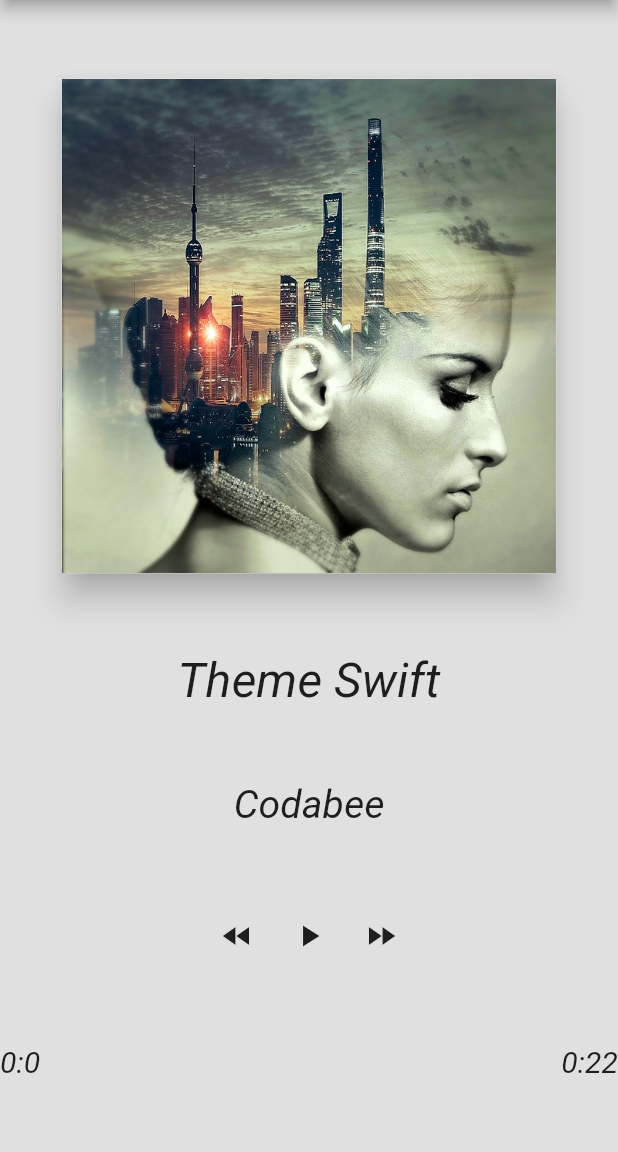
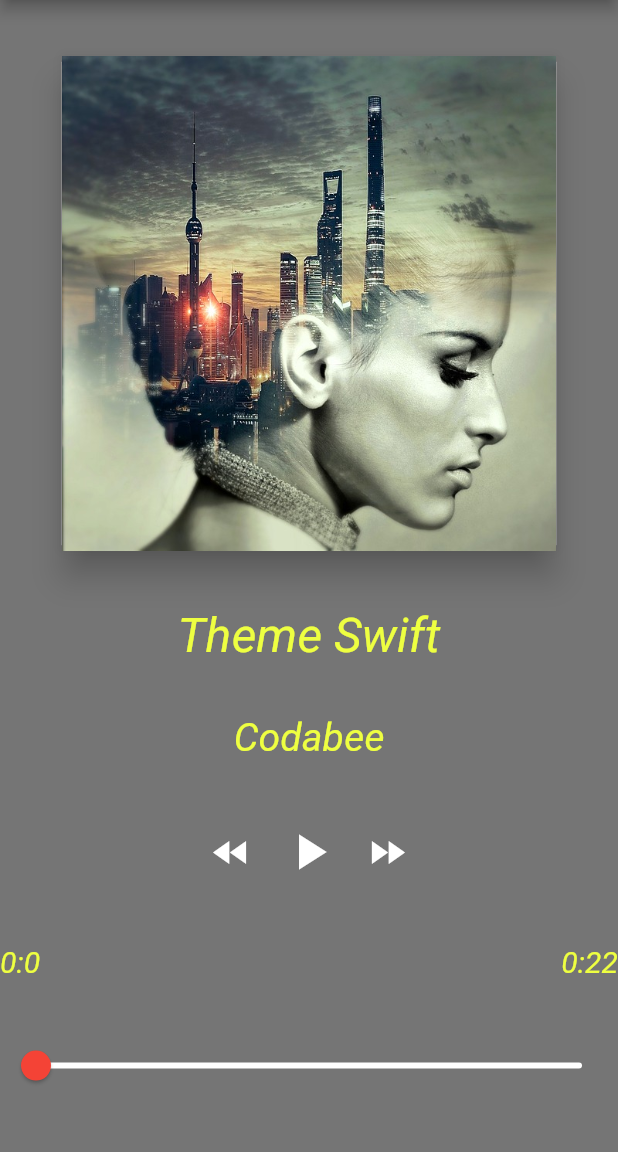
Before and after one commit to Devsaci/-exercice-coda_musique, a Flutter app: the screen it shows after launch, on a phone screen of 412 x 824 dp, the part 84-1236 px from its top. Run offline on Flutter 3.47's test engine with Material 2 defaults, Android fonts, the phone set to English and light mode, and no system bars; missing offline and left inert: dart:ffi.

Commit message:
DesignAudioplayer

```diff
--- a/lib/main.dart
+++ b/lib/main.dart
@@ -1,3 +1,5 @@
+import 'dart:ffi';
+
 import 'package:flutter/material.dart';
 import 'musique.dart';
 
@@ -14,13 +16,12 @@ class MyApp extends StatelessWidget {
       theme: ThemeData(
         primarySwatch: Colors.blue,
       ),
-      home: MyHomePage(title:  'Coda Music'),
+      home: MyHomePage(title: 'Coda Music'),
     );
   }
 }
 
 class MyHomePage extends StatefulWidget {
-
   MyHomePage({Key? key, required this.title}) : super(key: key);
 
   final String title;
@@ -30,17 +31,18 @@ class MyHomePage extends StatefulWidget {
 }
 
 class _MyHomePageState extends State<MyHomePage> {
-
   List<Musique> maListeDeMusiques = [
-    new Musique('Theme Swift', 'Codabee', 'assets/un.jpg', 'https://codabee.com/wp-content/uploads/2018/06/un.mp3'),
-    new Musique('Theme Flutter', 'Codabee', 'assets/deux.jpg', 'https://codabee.com/wp-content/uploads/2018/06/deux.mp3'),
+    new Musique('Theme Swift', 'Codabee', 'assets/un.jpg',
+        'https://codabee.com/wp-content/uploads/2018/06/un.mp3'),
+    new Musique('Theme Flutter', 'Codabee', 'assets/deux.jpg',
+        'https://codabee.com/wp-content/uploads/2018/06/deux.mp3'),
   ];
   late Musique maMusiqueActuelle;
+  double position = 0.0;
   @override
   void initState() {
     super.initState();
     maMusiqueActuelle = maListeDeMusiques[0];
-
   }
 
   @override
@@ -51,7 +53,7 @@ class _MyHomePageState extends State<MyHomePage> {
         backgroundColor: Colors.grey[850],
         title: Text(widget.title),
       ),
-      backgroundColor: Colors.grey[300],
+      backgroundColor: Colors.grey[600],
       body: Center(
         child: Column(
           mainAxisAlignment: MainAxisAlignment.spaceEvenly,
@@ -80,6 +82,17 @@ class _MyHomePageState extends State<MyHomePage> {
                 texteAvecStyle('0:22', 1.0),
               ],
             ),
+            new Slider(
+                value: position,
+                min: 0.0,
+                max: 30.0,
+                inactiveColor: Colors.white,
+                activeColor: Colors.red,
+                onChanged: (double d) {
+                  setState(() {
+                    position = d;
+                  });
+                })
           ],
         ),
       ),
@@ -89,9 +102,11 @@ class _MyHomePageState extends State<MyHomePage> {
 
   IconButton bouton(IconData icone, double taille, ActionMusic action) {
     return new IconButton(
+        iconSize: taille,
+        color: Colors.white,
         icon: new Icon(icone),
-     onPressed:  () {
-       switch (action){
+        onPressed: () {
+          switch (action) {
             case ActionMusic.play:
               print(('play'));
               break;
@@ -105,12 +120,8 @@ class _MyHomePageState extends State<MyHomePage> {
               print(('rewind();'));
               break;
           }
-
+        });
   }
-   );
-  }
-
-
 
   Text texteAvecStyle(String data, double scale) {
     return new Text(
@@ -118,17 +129,11 @@ class _MyHomePageState extends State<MyHomePage> {
       textScaleFactor: scale,
       textAlign: TextAlign.center,
       style: new TextStyle(
-          color: Colors.black87,
+          color: Colors.limeAccent,
           fontSize: 20.0,
-          fontStyle: FontStyle.italic
-      ),
+          fontStyle: FontStyle.italic),
     );
   }
+}
 
-}
-enum ActionMusic {
-  play,
-  pause,
-  rewind,
-  forward
-}
+enum ActionMusic { play, pause, rewind, forward }
```
Also changed, not shown: lib/musique.dart (+1 -9 lines). Lines whose indentation alone changed are shown as unchanged.
